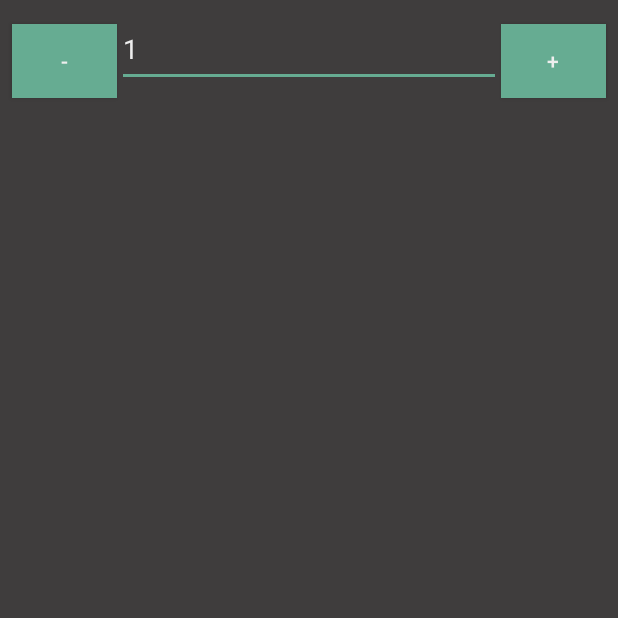
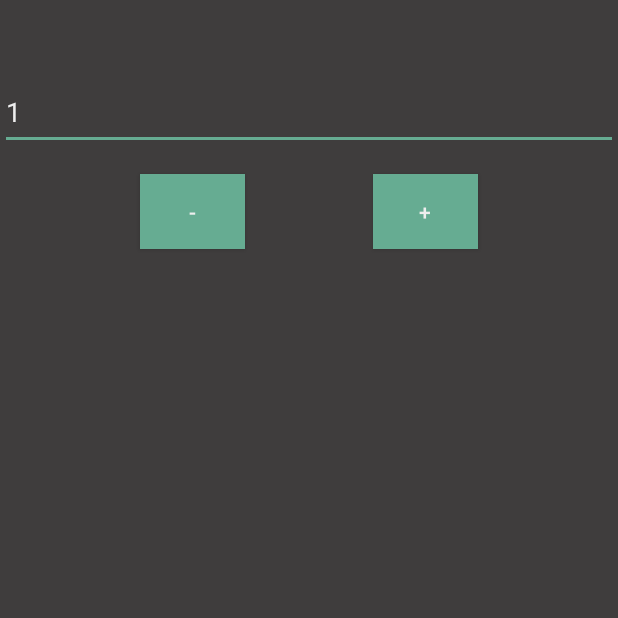
Before and after one commit to KarmaticNeutral/TabletopTools, an Android app: the EditPlayerScoreDialogActivity screen opened directly, with no data from a screen before it, on a phone screen of 412 x 824 dp, the top half of it. Run offline under Robolectric (Android 15) with nearby library versions, the phone set to English and light mode, and no system bars.

Commit message:
Changed the layout of the editPlayerScoreDialog box because I hated how I first designed it.

```diff
--- a/app/src/main/res/layout/activity_edit_player_score_dialog.xml
+++ b/app/src/main/res/layout/activity_edit_player_score_dialog.xml
@@ -11,25 +11,25 @@
         android:id="@+id/minus_button"
         android:background="@color/colorAccent"
         android:layout_width="70dp"
-        android:layout_height="49dp"
+        android:layout_height="50dp"
         android:layout_marginStart="8dp"
         android:layout_marginTop="16dp"
         android:text="@string/minus"
         app:layout_constraintLeft_toLeftOf="parent"
-        app:layout_constraintRight_toLeftOf="@id/difference_in_score"
-        app:layout_constraintTop_toTopOf="parent"/>
+        app:layout_constraintRight_toLeftOf="@id/plus_button"
+        app:layout_constraintTop_toBottomOf="@id/difference_in_score"/>
 
     <Button
         android:id="@+id/plus_button"
         android:background="@color/colorAccent"
         android:layout_width="70dp"
-        android:layout_height="49dp"
+        android:layout_height="50dp"
         android:layout_marginTop="16dp"
         android:layout_marginEnd="8dp"
         android:text="@string/plus"
-        app:layout_constraintLeft_toRightOf="@id/difference_in_score"
+        app:layout_constraintLeft_toRightOf="@id/minus_button"
         app:layout_constraintRight_toRightOf="parent"
-        app:layout_constraintTop_toTopOf="parent"/>
+        app:layout_constraintTop_toBottomOf="@+id/difference_in_score"/>
 
     <EditText
         android:id="@+id/difference_in_score"
@@ -39,10 +39,10 @@
         android:ems="10"
         android:inputType="number"
         android:text="@string/_1"
-        app:layout_constraintLeft_toRightOf="@+id/minus_button"
-        app:layout_constraintRight_toLeftOf="@+id/plus_button"
-        app:layout_constraintTop_toTopOf="parent"
-        app:layout_constraintBottom_toTopOf="@id/player_score"/>
+        app:layout_constraintLeft_toLeftOf="parent"
+        app:layout_constraintRight_toRightOf="parent"
+        app:layout_constraintTop_toBottomOf="@+id/player_score"
+        app:layout_constraintBottom_toTopOf="@+id/minus_button"/>
 
     <TextView
         android:id="@+id/player_score"
@@ -52,7 +52,7 @@
         android:textSize="30sp"
         app:layout_constraintLeft_toLeftOf="parent"
         app:layout_constraintRight_toRightOf="parent"
-        app:layout_constraintTop_toBottomOf="@id/minus_button"
-        app:layout_constraintVertical_bias="1.0"
+        app:layout_constraintTop_toTopOf="parent"
+        app:layout_constraintBottom_toTopOf="@+id/difference_in_score"
         tools:layout_editor_absoluteX="144dp" />
 </android.support.constraint.ConstraintLayout>
```
